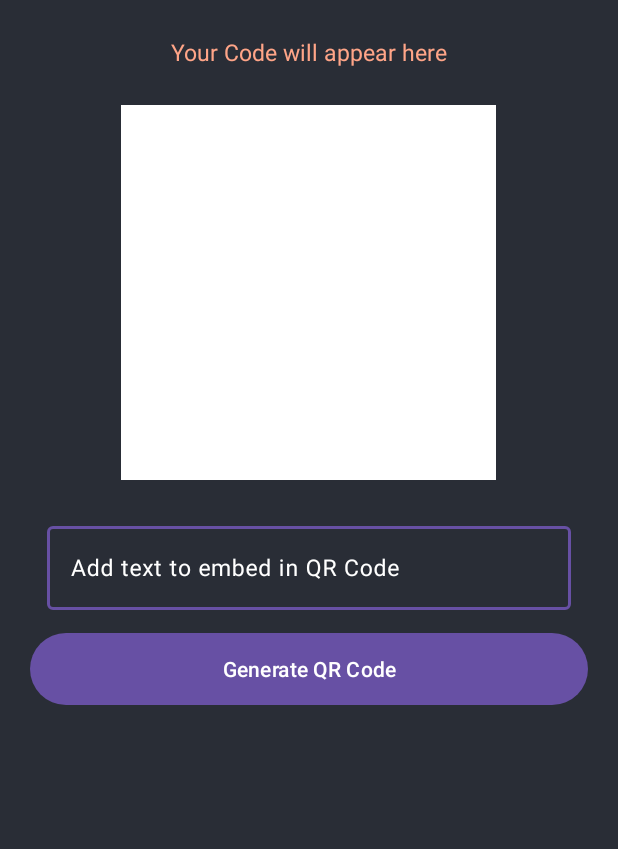
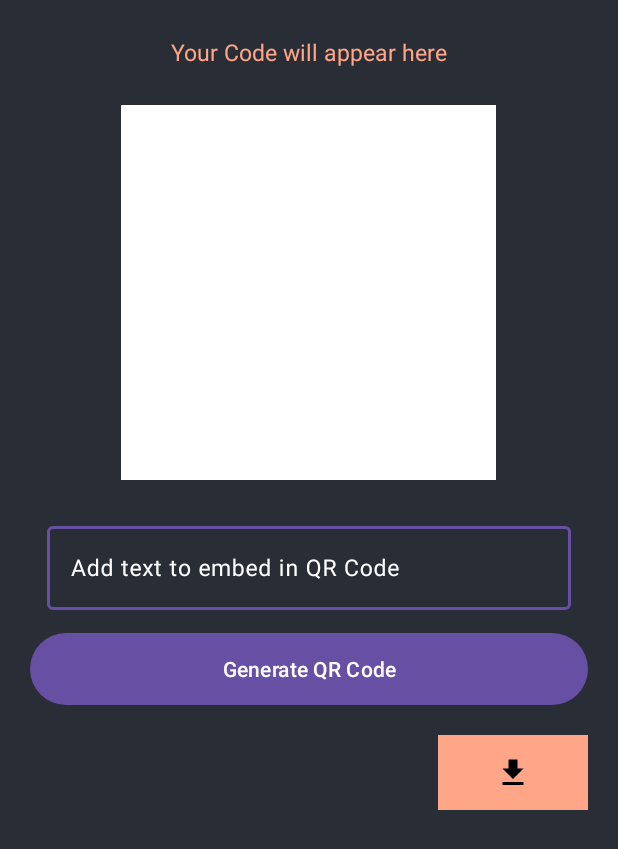
Before and after one commit to soumenmaity3/OnlyQr, an Android app: the GenerativeQR screen opened directly, with no data from a screen before it, on a phone screen of 412 x 824 dp. Shown: the top 849 px of the screen. Run offline under Robolectric (Android 15) with nearby library versions, the phone set to English and light mode, and no system bars.

Commit message:
Qr Code Scanner & Generator.Download qr to your gallery.

```diff
--- a/app/src/main/AndroidManifest.xml
+++ b/app/src/main/AndroidManifest.xml
@@ -7,6 +7,9 @@
         android:required="true" />
     <uses-permission android:name="android.permission.CAMERA" />
     <uses-permission android:name="android.permission.VIBRATE" />
+    <uses-permission android:name="android.permission.WRITE_EXTERNAL_STORAGE" />
+    <uses-permission android:name="android.permission.READ_EXTERNAL_STORAGE" />
+    <uses-permission android:name="android.permission.INTERNET" />
 
 
 
--- /dev/null
+++ b/app/src/main/res/drawable/baseline_file_download_24.xml
@@ -0,0 +1,5 @@
+<vector xmlns:android="http://schemas.android.com/apk/res/android" android:height="24dp" android:tint="#000000" android:viewportHeight="24" android:viewportWidth="24" android:width="24dp">
+
+    <path android:fillColor="@android:color/white" android:pathData="M19,9h-4V3H9v6H5l7,7 7,-7zM5,18v2h14v-2H5z"/>
+
+</vector>
--- a/app/src/main/res/layout/activity_generative_qr.xml
+++ b/app/src/main/res/layout/activity_generative_qr.xml
@@ -75,4 +75,16 @@
         android:textColor="@color/yellow"
         android:textSize="15sp" />
 
+    <ImageButton
+        android:layout_width="100dp"
+        android:layout_height="50dp"
+        android:layout_below="@+id/idBtnGenerateQr"
+        android:layout_alignParentRight="true"
+        android:id="@+id/idBtnDownload"
+        android:src="@drawable/baseline_file_download_24"
+        android:background="@color/yellow"
+        android:layout_marginStart="20dp"
+        android:layout_marginTop="10dp"
+        android:layout_marginEnd="20dp"
+        android:layout_marginBottom="10dp"/>
 </RelativeLayout>
```
Also changed, not shown: app/src/main/java/com/example/onlyqr/GenerativeQR.java (+73 -0 lines).
